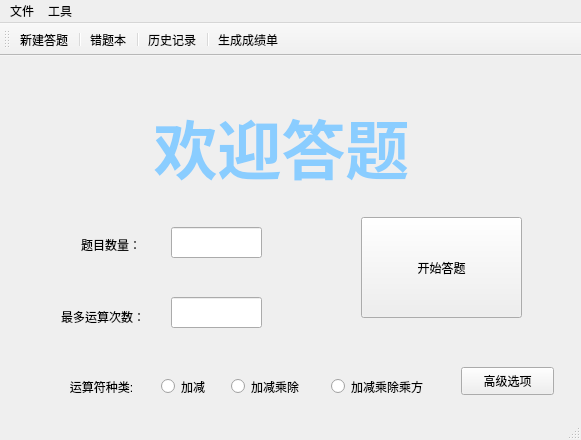
Before: the Qt Designer form homework_2/arithmetic_generation_tool_ui/mainwindow.ui in Roarcannotprogramming/homework_2, drawn with Qt 5.
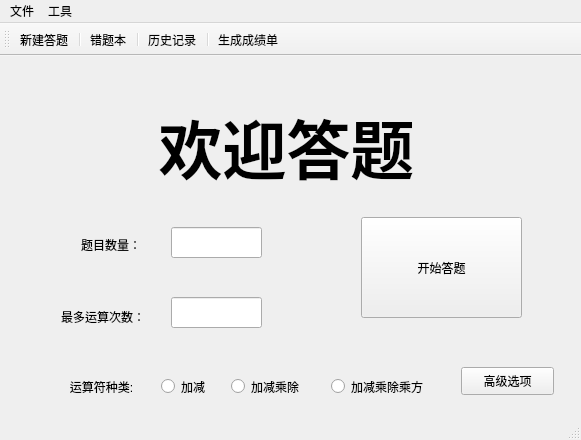
After: the same form once the commit is applied.

What changed in the file:
```diff
--- a/homework_2/arithmetic_generation_tool_ui/mainwindow.ui
+++ b/homework_2/arithmetic_generation_tool_ui/mainwindow.ui
@@ -269,14 +269,14 @@
        <widget class="QLabel" name="label">
         <property name="geometry">
          <rect>
-          <x>110</x>
-          <y>30</y>
-          <width>321</width>
-          <height>101</height>
+          <x>100</x>
+          <y>20</y>
+          <width>351</width>
+          <height>121</height>
          </rect>
         </property>
         <property name="text">
-         <string>&lt;html&gt;&lt;head/&gt;&lt;body&gt;&lt;p align=&quot;center&quot;&gt;&lt;span style=&quot; font-size:48pt; font-weight:600; color:#8acdff;&quot;&gt;欢迎答题&lt;/span&gt;&lt;/p&gt;&lt;/body&gt;&lt;/html&gt;</string>
+         <string>&lt;html&gt;&lt;head/&gt;&lt;body&gt;&lt;p align=&quot;center&quot;&gt;&lt;span style=&quot; font-size:48pt; font-weight:600;&quot;&gt;欢迎答题&lt;/span&gt;&lt;/p&gt;&lt;/body&gt;&lt;/html&gt;</string>
         </property>
        </widget>
       </widget>
```
Left out of the diff: 2 changed lines with no effect on the pictures.
